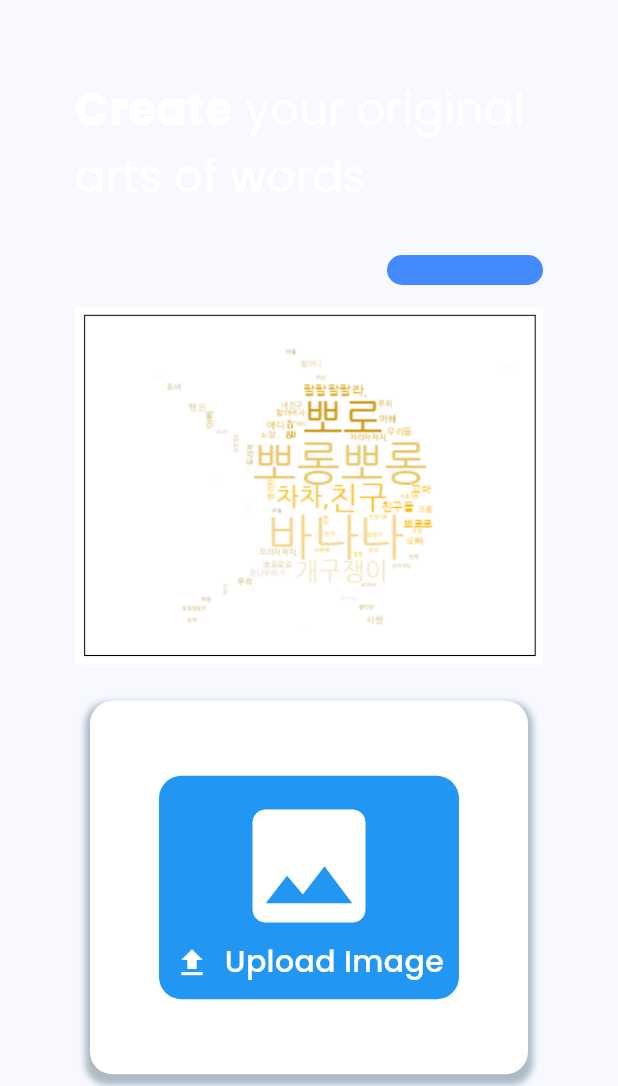
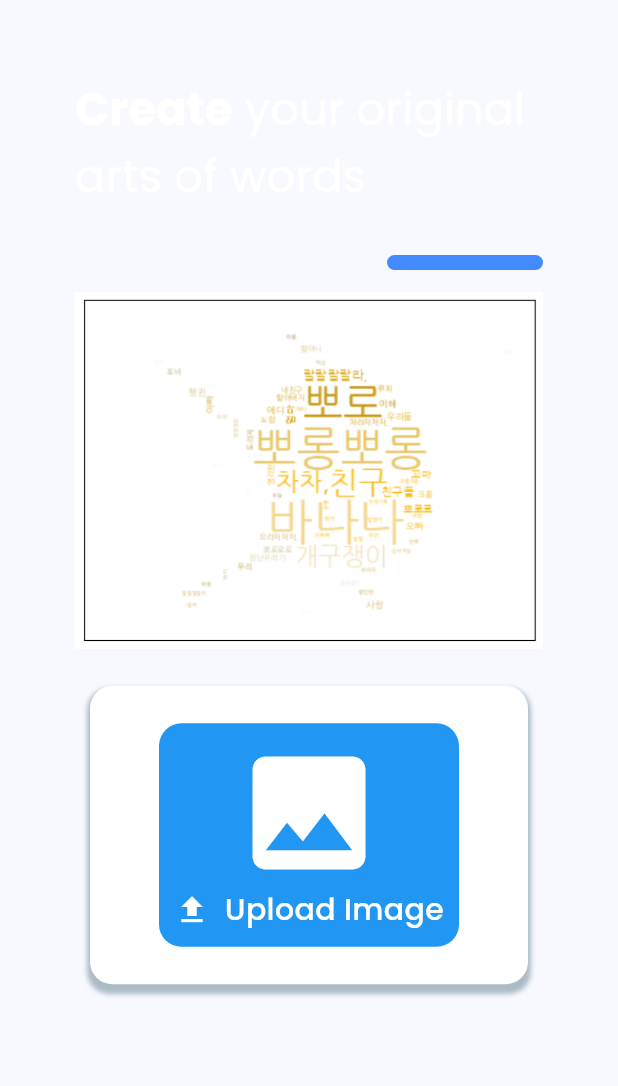
Before and after one commit to Deopoler/word-cloud-kintex, a Flutter app: the screen it shows after launch, on a phone screen of 412 x 824 dp, the part 150-1236 px from its top. Run offline on Flutter 3.47's test engine with Material 2 defaults, Android fonts, the phone set to English and light mode, and no system bars; our stand-ins replace google_fonts, image_picker.

Commit message:
style: resize tab bar indicator

```diff
--- a/lib/widgets/example_image_tabbar_widget.dart
+++ b/lib/widgets/example_image_tabbar_widget.dart
@@ -42,9 +42,9 @@ class _ExampleImageTabBarState extends State<ExampleImageTabBar>
       mainAxisAlignment: MainAxisAlignment.spaceAround,
       children: [
         PreferredSize(
-          preferredSize: const Size.fromHeight(20),
+          preferredSize: const Size.fromHeight(10),
           child: SizedBox(
-            height: 20,
+            height: 10,
             child: TabBar(
               indicator: BoxDecoration(
                 borderRadius: BorderRadius.circular(20), // Creates border
--- a/lib/widgets/upload_image_widget.dart
+++ b/lib/widgets/upload_image_widget.dart
@@ -35,8 +35,8 @@ class _UploadImageState extends State<UploadImage> {
             boxShadow: [
               BoxShadow(
                 color: Colors.blueGrey.withOpacity(0.5),
-                spreadRadius: 3,
-                blurRadius: 3,
+                spreadRadius: 2,
+                blurRadius: 2,
                 offset: const Offset(0, 4), // changes position of shadow
               ),
             ],
@@ -46,7 +46,7 @@ class _UploadImageState extends State<UploadImage> {
               color: Colors.white,
               borderRadius: BorderRadius.circular(15.0),
             ),
-            padding: const EdgeInsets.symmetric(vertical: 50.0),
+            padding: const EdgeInsets.symmetric(vertical: 25.0),
             child: Center(
               child: Container(
                 decoration: BoxDecoration(
```
